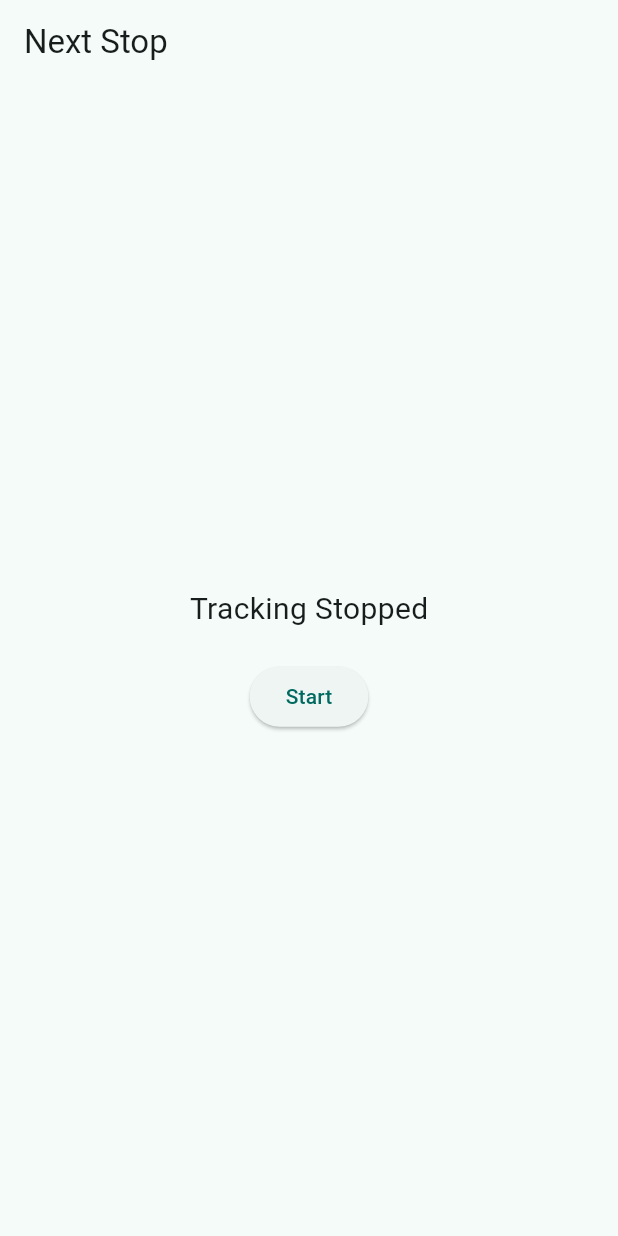
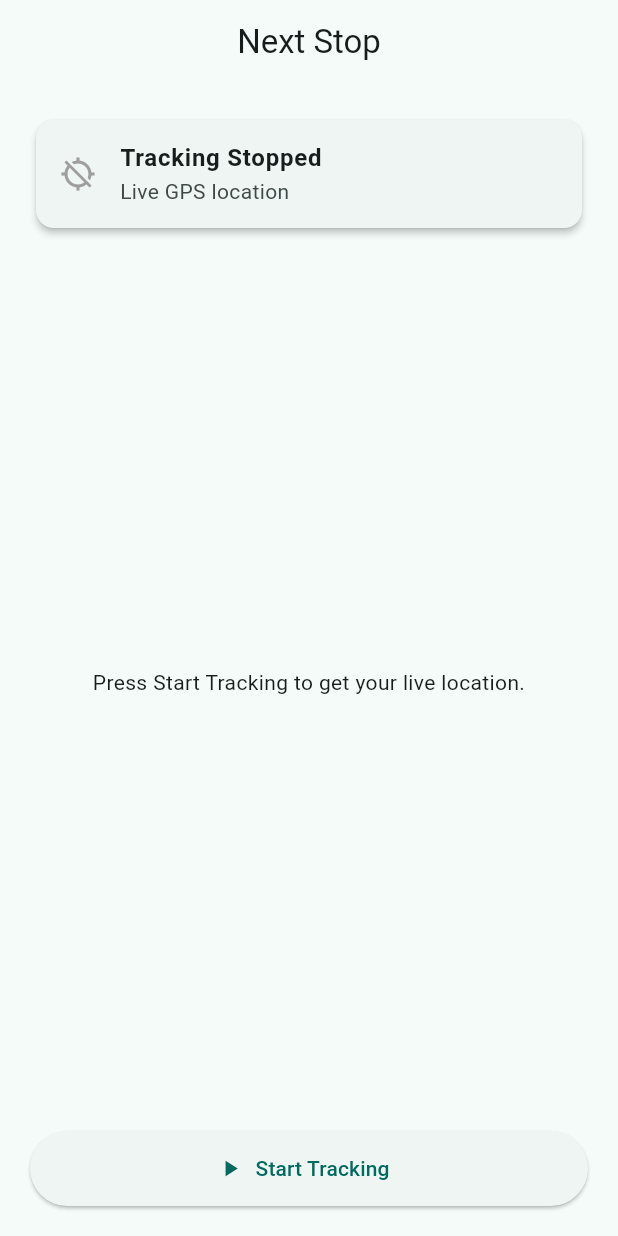
Before and after one commit to Swagnik02/Next-Stop, a Flutter app: the screen it shows after launch, on a phone screen of 412 x 824 dp. Run offline on Flutter 3.47's test engine with Material 3 defaults, Android fonts, the phone set to English and light mode, and no system bars; our stand-ins replace flutter_riverpod, geolocator, permission_handler.

Commit message:
added tracking ui

```diff
--- a/lib/features/arrival/controller/arrival_controller.dart
+++ b/lib/features/arrival/controller/arrival_controller.dart
@@ -1,17 +1,40 @@
+import 'dart:async';
+
 import 'package:flutter_riverpod/legacy.dart';
+import 'package:geolocator/geolocator.dart';
 
-final arrivalProvider = StateNotifierProvider<ArrivalController, bool>((ref) {
+final arrivalProvider = StateNotifierProvider<ArrivalController, Position?>((
+  ref,
+) {
   return ArrivalController();
 });
 
-class ArrivalController extends StateNotifier<bool> {
-  ArrivalController() : super(false);
+class ArrivalController extends StateNotifier<Position?> {
+  ArrivalController() : super(null);
+
+  StreamSubscription<Position>? _positionStream;
 
   void startTracking() {
-    state = true;
+    const locationSettings = LocationSettings(
+      accuracy: LocationAccuracy.high,
+      distanceFilter: 5, // update every 5 meters
+    );
+
+    _positionStream =
+        Geolocator.getPositionStream(locationSettings: locationSettings).listen(
+          (Position position) {
+            state = position;
+          },
+        );
   }
 
   void stopTracking() {
-    state = false;
+    _positionStream?.cancel();
+  }
+
+  @override
+  void dispose() {
+    _positionStream?.cancel();
+    super.dispose();
   }
 }
--- a/lib/features/arrival/view/arrival_screen.dart
+++ b/lib/features/arrival/view/arrival_screen.dart
@@ -7,21 +7,114 @@ class ArrivalScreen extends ConsumerWidget {
 
   @override
   Widget build(BuildContext context, WidgetRef ref) {
-    final isTracking = ref.watch(arrivalProvider);
+    final position = ref.watch(arrivalProvider);
     final controller = ref.read(arrivalProvider.notifier);
 
+    final isTracking = position != null;
+
     return Scaffold(
-      appBar: AppBar(title: const Text("Next Stop")),
-      body: Center(
+      appBar: AppBar(title: const Text("Next Stop"), centerTitle: true),
+      body: Padding(
+        padding: const EdgeInsets.all(20),
         child: Column(
-          mainAxisAlignment: MainAxisAlignment.center,
           children: [
-            Text(
-              isTracking ? "Tracking Started" : "Tracking Stopped",
-              style: const TextStyle(fontSize: 20),
+            /// Tracking status card
+            Card(
+              elevation: 2,
+              child: ListTile(
+                leading: Icon(
+                  isTracking ? Icons.gps_fixed : Icons.gps_off,
+                  color: isTracking ? Colors.teal : Colors.grey,
                 ),
+                title: Text(
+                  isTracking ? "Tracking Active" : "Tracking Stopped",
+                  style: const TextStyle(fontWeight: FontWeight.bold),
+                ),
+                subtitle: const Text("Live GPS location"),
+              ),
+            ),
+
             const SizedBox(height: 20),
-            ElevatedButton(
+
+            /// Location information
+            if (position != null)
+              Expanded(
+                child: Card(
+                  elevation: 2,
+                  child: Padding(
+                    padding: const EdgeInsets.all(20),
+                    child: Column(
+                      children: [
+                        const Text(
+                          "Current Location",
+                          style: TextStyle(
+                            fontSize: 18,
+                            fontWeight: FontWeight.bold,
+                          ),
+                        ),
+
+                        const SizedBox(height: 20),
+
+                        _infoTile(
+                          icon: Icons.my_location,
+                          title: "Latitude",
+                          value: position.latitude.toString(),
+                        ),
+
+                        _infoTile(
+                          icon: Icons.place,
+                          title: "Longitude",
+                          value: position.longitude.toString(),
+                        ),
+
+                        _infoTile(
+                          icon: Icons.speed,
+                          title: "Speed",
+                          value: "${position.speed.toStringAsFixed(2)} m/s",
+                        ),
+
+                        _infoTile(
+                          icon: Icons.gps_fixed,
+                          title: "Accuracy",
+                          value: "${position.accuracy.toStringAsFixed(2)} m",
+                        ),
+
+                        _infoTile(
+                          icon: Icons.terrain,
+                          title: "Altitude",
+                          value: "${position.altitude.toStringAsFixed(2)} m",
+                        ),
+
+                        _infoTile(
+                          icon: Icons.explore,
+                          title: "Heading",
+                          value: position.heading.toStringAsFixed(2),
+                        ),
+                      ],
+                    ),
+                  ),
+                ),
+              ),
+
+            if (position == null)
+              const Expanded(
+                child: Center(
+                  child: Text(
+                    "Press Start Tracking to get your live location.",
+                    textAlign: TextAlign.center,
+                  ),
+                ),
+              ),
+
+            const SizedBox(height: 20),
+
+            /// Start / Stop button
+            SizedBox(
+              width: double.infinity,
+              height: 50,
+              child: ElevatedButton.icon(
+                icon: Icon(isTracking ? Icons.stop : Icons.play_arrow),
+                label: Text(isTracking ? "Stop Tracking" : "Start Tracking"),
                 onPressed: () {
                   if (isTracking) {
                     controller.stopTracking();
@@ -29,11 +122,26 @@ class ArrivalScreen extends ConsumerWidget {
                     controller.startTracking();
                   }
                 },
-              child: Text(isTracking ? "Stop" : "Start"),
+              ),
             ),
           ],
         ),
       ),
     );
   }
+
+  static Widget _infoTile({
+    required IconData icon,
+    required String title,
+    required String value,
+  }) {
+    return ListTile(
+      leading: Icon(icon),
+      title: Text(title),
+      trailing: Text(
+        value,
+        style: const TextStyle(fontWeight: FontWeight.bold),
+      ),
+    );
   }
+}
```
Lines whose indentation alone changed are shown as unchanged.
